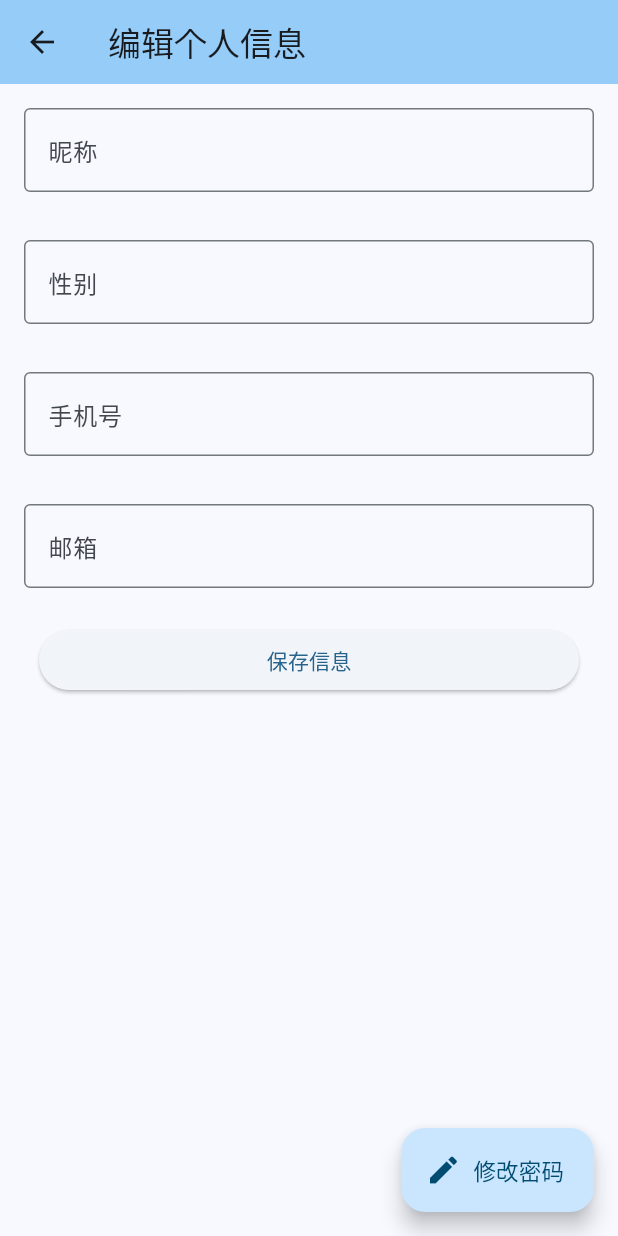
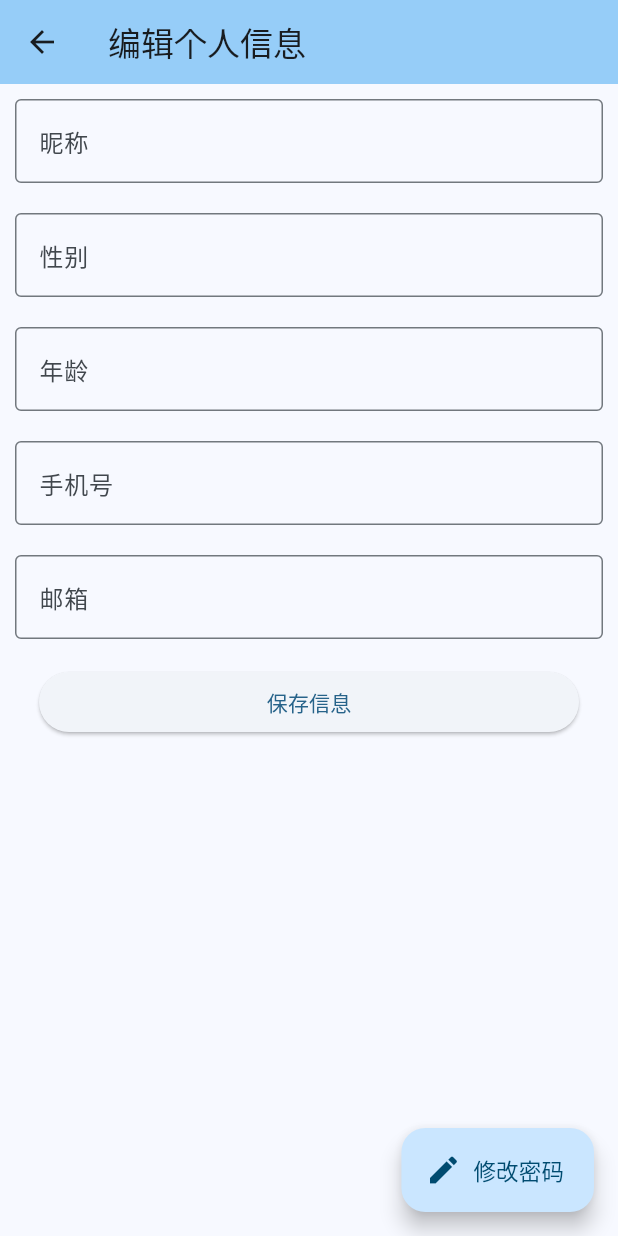
Before and after one commit to HHepan/exam-community, a Flutter app: the Personal screen opened directly with empty values, after a tap on the "edit" icon, on a phone screen of 412 x 824 dp. Run offline on Flutter 3.47's test engine with Material 3 defaults, Android fonts, the light colour scheme and no system bars; our stand-ins replace dio; statements that could not run were skipped.

Commit message:
personal data view and edit

```diff
--- a/lib/entity/User.dart
+++ b/lib/entity/User.dart
@@ -1,5 +1,6 @@
 // 用户数据模型
 class User {
+  final int id;
   final String phone;
   final String password;
   final String sex;
@@ -10,6 +11,7 @@ class User {
   User({
     required this.phone,
     required this.password,
+    this.id = 0,
     this.sex = '',
     this.name = '',
     this.age = '',
@@ -17,10 +19,11 @@ class User {
 
   @override
   String toString() {
-    return 'User{phone: $phone, password: $password, sex: $sex, name: $name, age: $age, email: $email}';
+    return 'User{id: $id, phone: $phone, password: $password, sex: $sex, name: $name, age: $age, email: $email}';
   }
 
   static User getUserFromJson(Map<String, dynamic> json) {
+    int idFromJson = 0;
     String phoneFromJson = '';
     String passwordFromJson = '';
     String sexFromJson = '';
@@ -28,6 +31,9 @@ class User {
     String ageFromJson = '';
     String emailFromJson = '';
 
+    if (json['id'] != null) {
+      idFromJson = json['id'];
+    }
     if (json['phone'] != null) {
       phoneFromJson = json['phone'];
     }
@@ -48,6 +54,7 @@ class User {
     }
 
     return User(
+      id: idFromJson,
       name: nameFromJson,
       phone: phoneFromJson,
       password: passwordFromJson,
@@ -58,6 +65,7 @@ class User {
   }
 
   Map<String, dynamic> toJson() => {
+    'id': id,
     'phone': phone,
     'password': password,
     'sex': sex,
--- a/lib/global-config.dart
+++ b/lib/global-config.dart
@@ -1,3 +1,5 @@
+import 'entity/User.dart';
+
 class globalConfig {
   // 单例模式
   static final globalConfig _instance = globalConfig._internal();
@@ -10,13 +12,16 @@ class globalConfig {
 
   // 全局配置属性
   String apiUrl = 'http://192.168.85.1:8080';
+  User? currentUser; // 当前登录用户
   // 添加其他全局配置属性
 
   // 更新全局配置
   void updateConfig({
+    User? currentUser,
     String? apiUrl,
     // 添加其他配置项
   }) {
+    this.currentUser = currentUser;
     if (apiUrl != null) {
       this.apiUrl = apiUrl;
     }
--- a/lib/login/login.dart
+++ b/lib/login/login.dart
@@ -1,6 +1,7 @@
 import 'package:exam_community/login/register.dart';
 import 'package:flutter/material.dart';
 import '../entity/User.dart';
+import '../global-config.dart';
 import '../services/user-service.dart';
 
 class Login extends StatefulWidget {
@@ -70,6 +71,7 @@ class _LoginState extends State<Login> {
                       );
                       User loginUser = await _userService.login(user);
                       if (loginUser.phone != '') {
+                        globalConfig().updateConfig(currentUser: loginUser);
                         // 调用父组件传递的登录回调函数
                         widget.onLogin();
                       } else {
--- a/lib/login/register.dart
+++ b/lib/login/register.dart
@@ -94,7 +94,6 @@ class _RegisterState extends State<Register> {
                         phone: _phoneRegController.text,
                         password: _passwordRegController.text,
                       );
-                      print('will register ${user}');
                       User registerUser = await _userService.register(user);
                       if (registerUser.phone != '') {
                         _dialog();
--- a/lib/personal/edit-personal.dart
+++ b/lib/personal/edit-personal.dart
@@ -1,6 +1,38 @@
 import 'package:flutter/material.dart';
 
-class EditPersonal extends StatelessWidget {
+import '../entity/User.dart';
+import '../global-config.dart';
+import '../services/user-service.dart';
+
+class EditPersonal extends StatefulWidget {
+  final Function personalSetState;
+
+  EditPersonal({required this.personalSetState});
+
+  @override
+  _EditPersonalState createState() => _EditPersonalState();
+}
+
+class _EditPersonalState extends State<EditPersonal> {
+  final UserService _userService = UserService(); // 创建 UserService 实例
+  TextEditingController _nameEditController = TextEditingController();
+  TextEditingController _sexEditController = TextEditingController();
+  TextEditingController _ageEditController = TextEditingController();
+  TextEditingController _phoneEditController = TextEditingController();
+  TextEditingController _emailEditController = TextEditingController();
+
+  @override
+  void initState() {
+    super.initState();
+    // 在这里设置已有的数据到文本编辑器中
+    _nameEditController.text = globalConfig().currentUser!.name;
+    _sexEditController.text = globalConfig().currentUser!.sex;
+    _ageEditController.text = globalConfig().currentUser!.age;
+    _phoneEditController.text = globalConfig().currentUser!.phone;
+    _emailEditController.text = globalConfig().currentUser!.email;
+  }
+
+
   @override
   Widget build(BuildContext context) {
     return Scaffold(
@@ -11,8 +43,9 @@ class EditPersonal extends StatelessWidget {
       body: Column(
         children: [
           Padding(
-            padding: const EdgeInsets.all(16.0),
+            padding: const EdgeInsets.all(10.0),
             child: TextField(
+              controller: _nameEditController,
               decoration: InputDecoration(
                 labelText: '昵称',
                 border: OutlineInputBorder(),
@@ -20,8 +53,9 @@ class EditPersonal extends StatelessWidget {
             ),
           ),
           Padding(
-            padding: const EdgeInsets.all(16.0),
+            padding: const EdgeInsets.all(10.0),
             child: TextField(
+              controller: _sexEditController,
               decoration: InputDecoration(
                 labelText: '性别',
                 border: OutlineInputBorder(),
@@ -29,8 +63,19 @@ class EditPersonal extends StatelessWidget {
             ),
           ),
           Padding(
-            padding: const EdgeInsets.all(16.0),
+            padding: const EdgeInsets.all(10.0),
             child: TextField(
+              controller: _ageEditController,
+              decoration: InputDecoration(
+                labelText: '年龄',
+                border: OutlineInputBorder(),
+              ),
+            ),
+          ),
+          Padding(
+            padding: const EdgeInsets.all(10.0),
+            child: TextField(
+              controller: _phoneEditController,
               decoration: InputDecoration(
                 labelText: '手机号',
                 border: OutlineInputBorder(),
@@ -38,8 +83,9 @@ class EditPersonal extends StatelessWidget {
             ),
           ),
           Padding(
-            padding: const EdgeInsets.all(16.0),
+            padding: const EdgeInsets.all(10.0),
             child: TextField(
+              controller: _emailEditController,
               decoration: InputDecoration(
                 labelText: '邮箱',
                 border: OutlineInputBorder(),
@@ -52,8 +98,22 @@ class EditPersonal extends StatelessWidget {
               Container(
                 width: 360, // 设置父容器的宽度
                 child: ElevatedButton(
-                  onPressed: () {
-                    // 按钮点击事件处理逻辑
+                  onPressed: () async {
+                    User updateUser = User(
+                      id: globalConfig().currentUser!.id,
+                      name: _nameEditController.text,
+                      sex: _sexEditController.text,
+                      age: _ageEditController.text,
+                      phone: _phoneEditController.text,
+                      email: _emailEditController.text,
+                      password: globalConfig().currentUser!.password,
+                    );
+                    User updateSuccessUser = await _userService.update(updateUser);
+                    if (updateSuccessUser.phone != '') {
+                      globalConfig().updateConfig(currentUser: updateSuccessUser);
+                      widget.personalSetState();
+                      Navigator.pop(context);
+                    }
                   },
                   child: Text('保存信息'),
                 ),
--- a/lib/personal/personal.dart
+++ b/lib/personal/personal.dart
@@ -1,3 +1,4 @@
+import 'package:exam_community/global-config.dart';
 import 'package:flutter/material.dart';
 import 'edit-personal.dart';
 
@@ -34,6 +35,8 @@ class _Personal extends State<Personal> {
                     onPressed: () {
                       // 在这里执行退出登录操作
                       widget.onLogout();
+                      // 清除当前登录用户信息
+                      globalConfig().updateConfig(currentUser: null);
                       // 可以在这里处理清除用户信息等操作
                       Navigator.of(context).pop();  // 关闭确认退出对话框
                     },
@@ -72,7 +75,7 @@ class _Personal extends State<Personal> {
                     crossAxisAlignment: CrossAxisAlignment.start,
                     children: [
                       Text(
-                        '张三，欢迎您~', // 修改为加粗放大的字体
+                        '${globalConfig().currentUser?.name}，欢迎您~', // 修改为加粗放大的字体
                         style: TextStyle(fontSize: 22, fontWeight: FontWeight.bold),
                       ),
                       SizedBox(height: 10),
@@ -135,22 +138,22 @@ class _Personal extends State<Personal> {
                       ),
                       SizedBox(height: 10),
                       Text(
-                        '性别：男',
+                        '性别：${globalConfig().currentUser?.sex != null && globalConfig().currentUser!.sex.isNotEmpty ? globalConfig().currentUser?.sex : "-"}',
                         style: TextStyle(fontSize: 18),
                       ),
                       SizedBox(height: 10),
                       Text(
-                        '年龄：20',
+                        '年龄：${globalConfig().currentUser?.age != null && globalConfig().currentUser!.age.isNotEmpty ? globalConfig().currentUser?.age : "-"}',
                         style: TextStyle(fontSize: 18),
                       ),
                       SizedBox(height: 10),
                       Text(
-                        '手机号：13100000000',
+                        '手机号：${globalConfig().currentUser?.phone != null && globalConfig().currentUser!.phone.isNotEmpty ? globalConfig().currentUser?.phone : "-"}',
                         style: TextStyle(fontSize: 18),
                       ),
                       SizedBox(height: 10),
                       Text(
-                        '邮箱：123456@mail.com',
+                        '邮箱：${globalConfig().currentUser?.email != null && globalConfig().currentUser!.email.isNotEmpty ? globalConfig().currentUser?.email : "-"}',
                         style: TextStyle(fontSize: 18),
                       ),
                     ],
@@ -177,11 +180,15 @@ class _Personal extends State<Personal> {
         onPressed: () {
           Navigator.push(
             context,
-            MaterialPageRoute(builder: (context) => EditPersonal()),
+            MaterialPageRoute(builder: (context) => EditPersonal(personalSetState: setPersonalState)),
           );
         },
         child: Icon(Icons.edit),
       ),
     );
   }
+
+  void setPersonalState() {
+    setState(() {});
+  }
 }
```
Also changed, not shown: lib/services/user-service.dart (+8 -0 lines), 3 other files.
